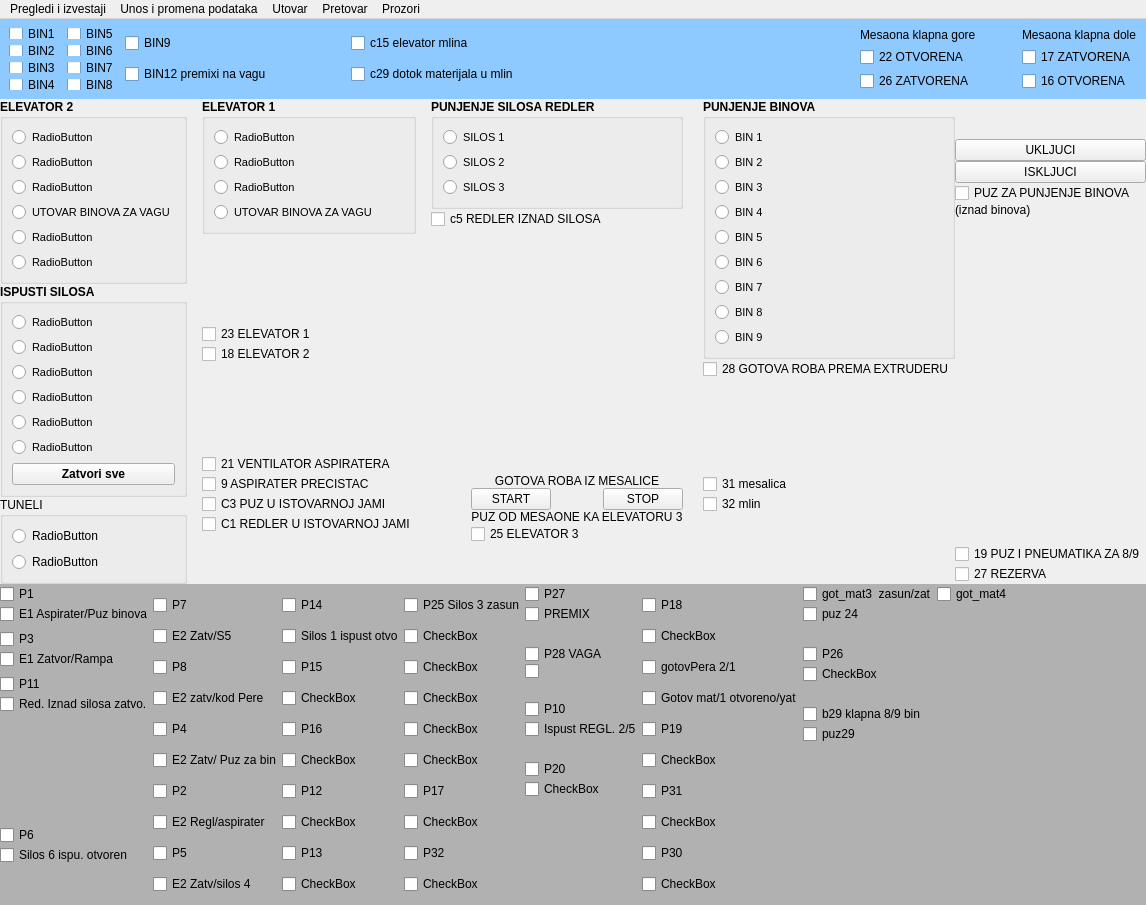
nikolakn/biovita, file ui/mainwindow1.ui: the form before one commit.
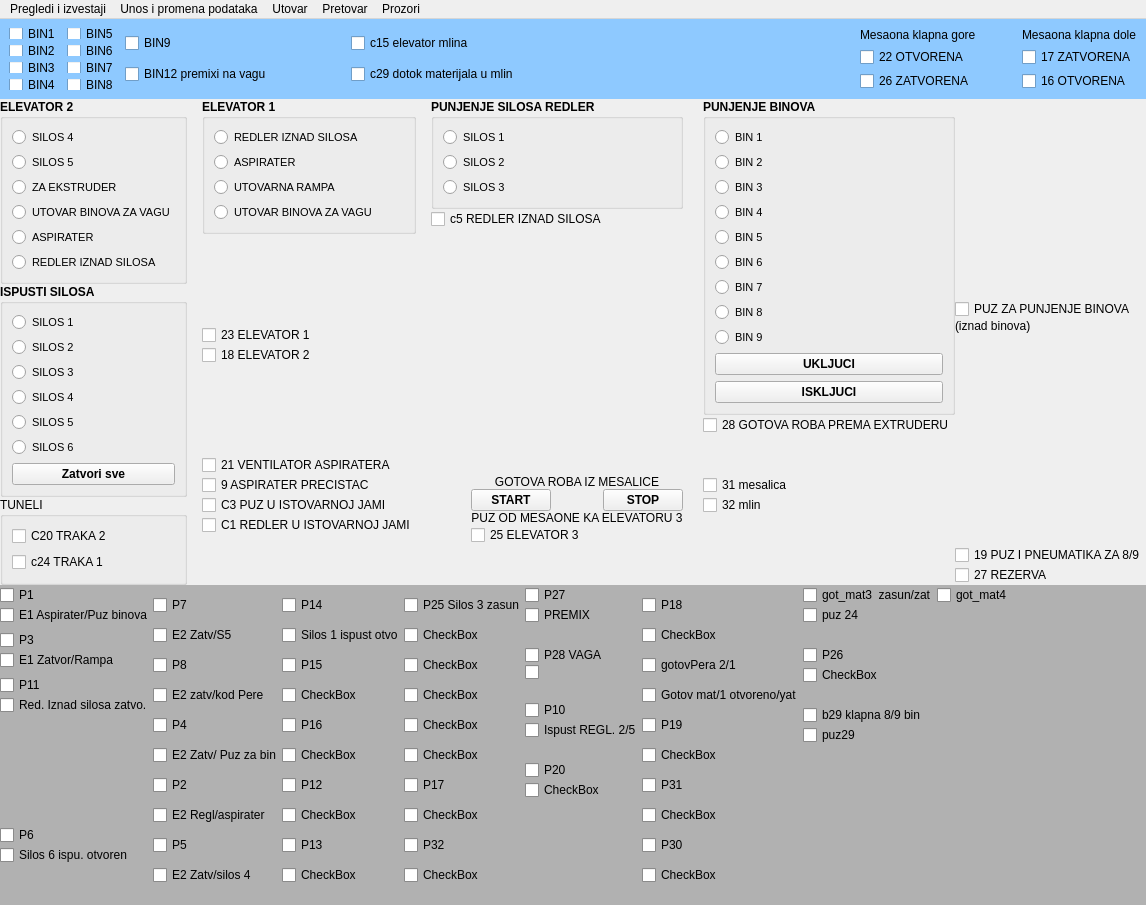
The form after the commit.

The edit to the form file:
```diff
--- a/ui/mainwindow1.ui
+++ b/ui/mainwindow1.ui
@@ -357,7 +357,7 @@
               </font>
              </property>
              <property name="text">
-              <string>RadioButton</string>
+              <string>SILOS 4</string>
              </property>
             </widget>
            </item>
@@ -371,7 +371,7 @@
               </font>
              </property>
              <property name="text">
-              <string>RadioButton</string>
+              <string>SILOS 5</string>
              </property>
             </widget>
            </item>
@@ -385,7 +385,7 @@
               </font>
              </property>
              <property name="text">
-              <string>RadioButton</string>
+              <string>ZA EKSTRUDER</string>
              </property>
             </widget>
            </item>
@@ -413,7 +413,7 @@
               </font>
              </property>
              <property name="text">
-              <string>RadioButton</string>
+              <string>ASPIRATER</string>
              </property>
              <attribute name="buttonGroup">
               <string notr="true">buttonGroup</string>
@@ -430,7 +430,7 @@
               </font>
              </property>
              <property name="text">
-              <string>RadioButton</string>
+              <string>REDLER IZNAD SILOSA</string>
              </property>
              <attribute name="buttonGroup">
               <string notr="true">buttonGroup</string>
@@ -463,7 +463,7 @@
               </font>
              </property>
              <property name="text">
-              <string>RadioButton</string>
+              <string>SILOS 1</string>
              </property>
             </widget>
            </item>
@@ -477,7 +477,7 @@
               </font>
              </property>
              <property name="text">
-              <string>RadioButton</string>
+              <string>SILOS 2</string>
              </property>
             </widget>
            </item>
@@ -491,7 +491,7 @@
               </font>
              </property>
              <property name="text">
-              <string>RadioButton</string>
+              <string>SILOS 3</string>
              </property>
             </widget>
            </item>
@@ -505,7 +505,7 @@
               </font>
              </property>
              <property name="text">
-              <string>RadioButton</string>
+              <string>SILOS 4</string>
              </property>
             </widget>
            </item>
@@ -519,7 +519,7 @@
               </font>
              </property>
              <property name="text">
-              <string>RadioButton</string>
+              <string>SILOS 5</string>
              </property>
             </widget>
            </item>
@@ -533,7 +533,7 @@
               </font>
              </property>
              <property name="text">
-              <string>RadioButton</string>
+              <string>SILOS 6</string>
              </property>
             </widget>
            </item>
@@ -562,16 +562,16 @@
           </property>
           <layout class="QVBoxLayout" name="verticalLayout_11">
            <item>
-            <widget class="QRadioButton" name="radioButton_14">
+            <widget class="QCheckBox" name="checkBox_14">
              <property name="text">
-              <string>RadioButton</string>
+              <string>C20 TRAKA 2</string>
              </property>
             </widget>
            </item>
            <item>
-            <widget class="QRadioButton" name="radioButton_13">
+            <widget class="QCheckBox" name="checkBox_13">
              <property name="text">
-              <string>RadioButton</string>
+              <string>c24 TRAKA 1</string>
              </property>
             </widget>
            </item>
@@ -624,7 +624,7 @@
               </font>
              </property>
              <property name="text">
-              <string>RadioButton</string>
+              <string>REDLER IZNAD SILOSA</string>
              </property>
             </widget>
            </item>
@@ -638,7 +638,7 @@
               </font>
              </property>
              <property name="text">
-              <string>RadioButton</string>
+              <string>ASPIRATER</string>
              </property>
             </widget>
            </item>
@@ -652,7 +652,7 @@
               </font>
              </property>
              <property name="text">
-              <string>RadioButton</string>
+              <string>UTOVARNA RAMPA</string>
              </property>
             </widget>
            </item>
@@ -892,6 +892,12 @@
                 <height>20</height>
                </size>
               </property>
+              <property name="font">
+               <font>
+                <weight>75</weight>
+                <bold>true</bold>
+               </font>
+              </property>
               <property name="text">
                <string>START</string>
               </property>
@@ -918,6 +924,12 @@
                 <height>20</height>
                </size>
               </property>
+              <property name="font">
+               <font>
+                <weight>75</weight>
+                <bold>true</bold>
+               </font>
+              </property>
               <property name="text">
                <string>STOP</string>
               </property>
@@ -1119,6 +1131,20 @@
              </property>
             </widget>
            </item>
+           <item>
+            <widget class="QPushButton" name="pushButton_5">
+             <property name="text">
+              <string>UKLJUCI</string>
+             </property>
+            </widget>
+           </item>
+           <item>
+            <widget class="QPushButton" name="pushButton_4">
+             <property name="text">
+              <string>ISKLJUCI</string>
+             </property>
+            </widget>
+           </item>
           </layout>
          </widget>
         </item>
@@ -1187,25 +1213,11 @@
           <property name="sizeHint" stdset="0">
            <size>
             <width>20</width>
-            <height>40</height>
+            <height>200</height>
            </size>
           </property>
          </spacer>
         </item>
-        <item>
-         <widget class="QPushButton" name="pushButton_5">
-          <property name="text">
-           <string>UKLJUCI</string>
-          </property>
-         </widget>
-        </item>
-        <item>
-         <widget class="QPushButton" name="pushButton_4">
-          <property name="text">
-           <string>ISKLJUCI</string>
-          </property>
-         </widget>
-        </item>
         <item>
          <layout class="QVBoxLayout" name="verticalLayout_35">
           <item>
```
